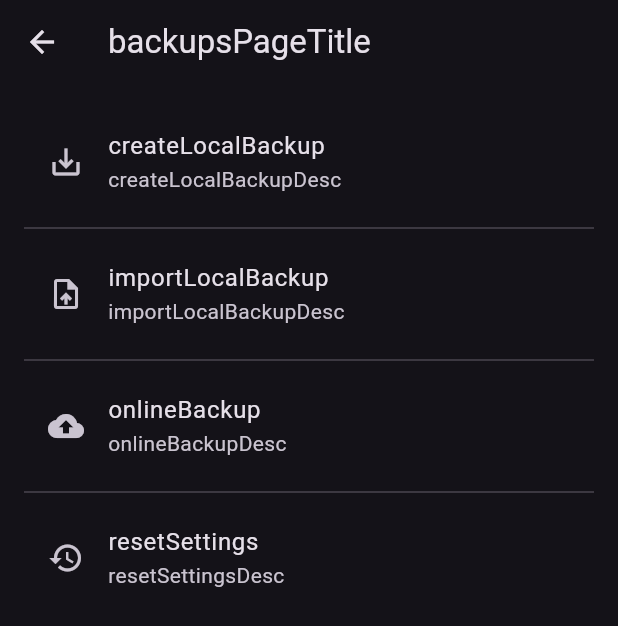
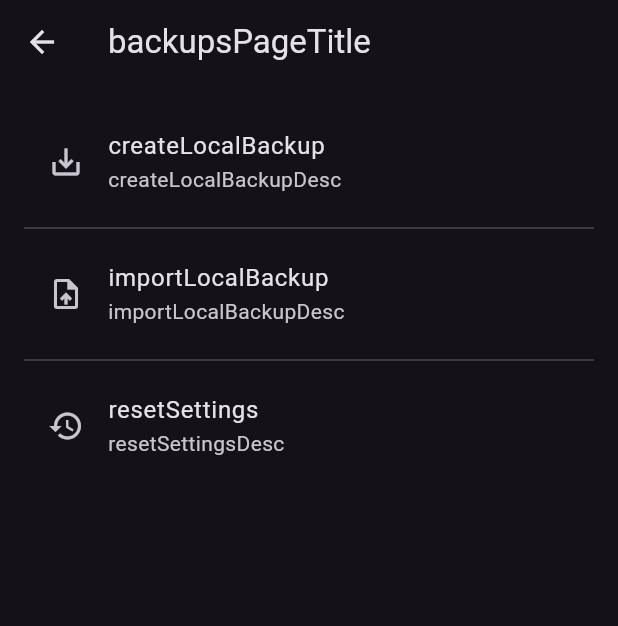
Before and after one commit to spageektti/sapphire, a Flutter app: the BackupsPage screen opened directly, on a phone screen of 412 x 824 dp. Shown: the top 626 px of the screen. Run offline on Flutter 3.47's test engine with Material 3 defaults, Android fonts, the phone set to English and light mode, and no system bars; our stand-ins replace decimal, device_info_plus, easy_localization, file_picker, shared_preferences; missing offline and left inert: country_flags, flutter_math_fork; accounts and stored records are empty.

Commit message:
remove placeholder of feature that is not planned any more because of security and privacy reasons

```diff
--- a/lib/pages/backups_page.dart
+++ b/lib/pages/backups_page.dart
@@ -127,8 +127,6 @@ class _BackupsPageState extends State<BackupsPage> {
     }
   }
 
-  Future<void> _onlineBackup() async {}
-
   Future<void> _resetSettings() async {
     final prefs = await SharedPreferences.getInstance();
     final keys = prefs.getKeys();
@@ -168,15 +166,6 @@ class _BackupsPageState extends State<BackupsPage> {
           ),
           const Divider(),
           ListTile(
-            leading: const Icon(Icons.cloud_upload),
-            title: Text(context.tr("onlineBackup")),
-            subtitle: Text(context.tr("onlineBackupDesc")),
-            onTap: () {
-              _onlineBackup();
-            },
-          ),
-          const Divider(),
-          ListTile(
             leading: const Icon(Icons.restore),
             title: Text(context.tr("resetSettings")),
             subtitle: Text(context.tr("resetSettingsDesc")),
```
